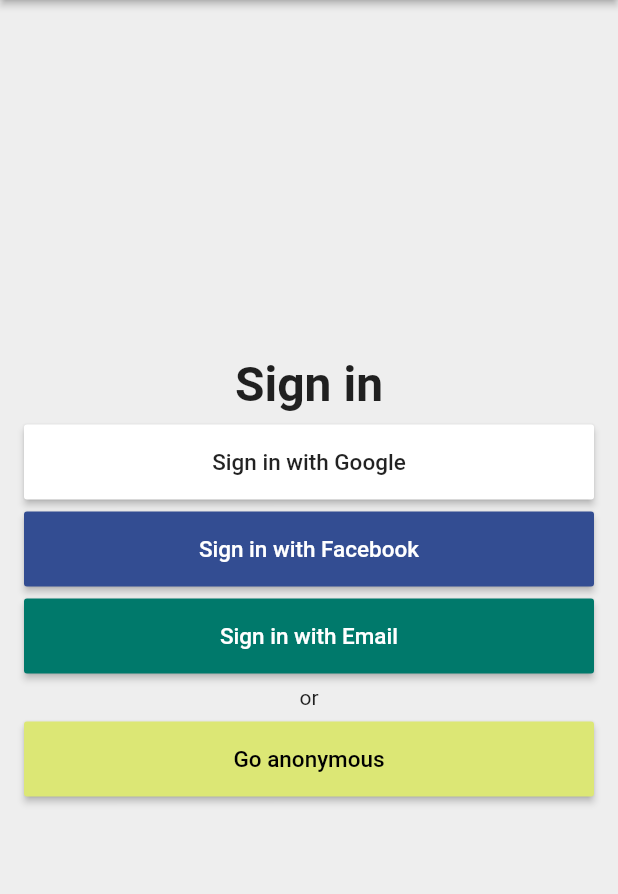
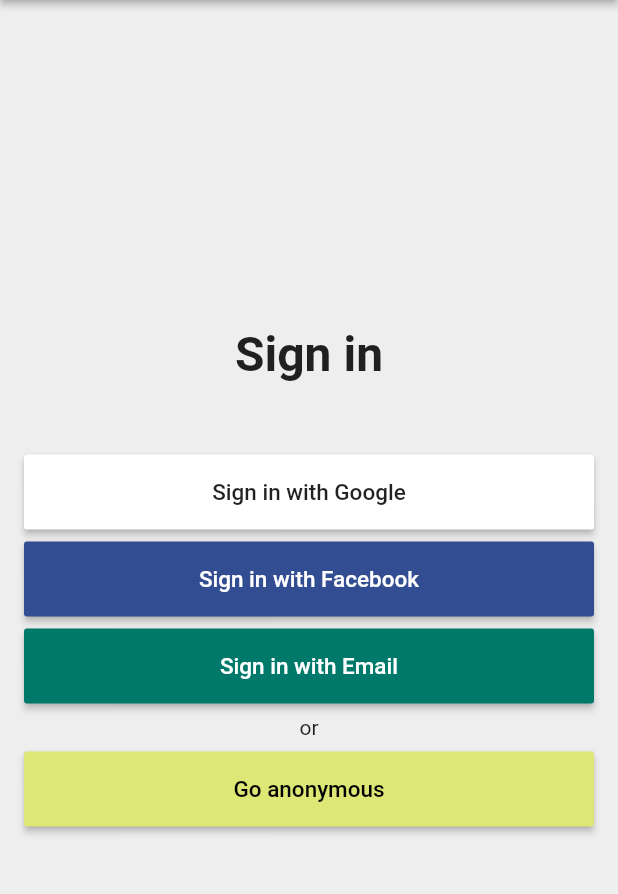
Before and after one commit to Eventyret/flutter-time-tracker, a Flutter app: the screen it shows after launch, on a phone screen of 412 x 824 dp, the part 84-978 px from its top. Run offline on Flutter 3.47's test engine with Material 2 defaults, Android fonts, the phone set to English and light mode, and no system bars.

Commit message:
Made the box a bit bigger

```diff
--- a/lib/app/sign_in/sign_in_page.dart
+++ b/lib/app/sign_in/sign_in_page.dart
@@ -31,7 +31,7 @@ class SignInPage extends StatelessWidget {
               fontWeight: FontWeight.w600,
             ),
           ),
-          SizedBox(height: 8.0),
+          SizedBox(height: 48.0),
           SignInButton(
             text: 'Sign in with Google',
             textColor: Colors.black87,
```
